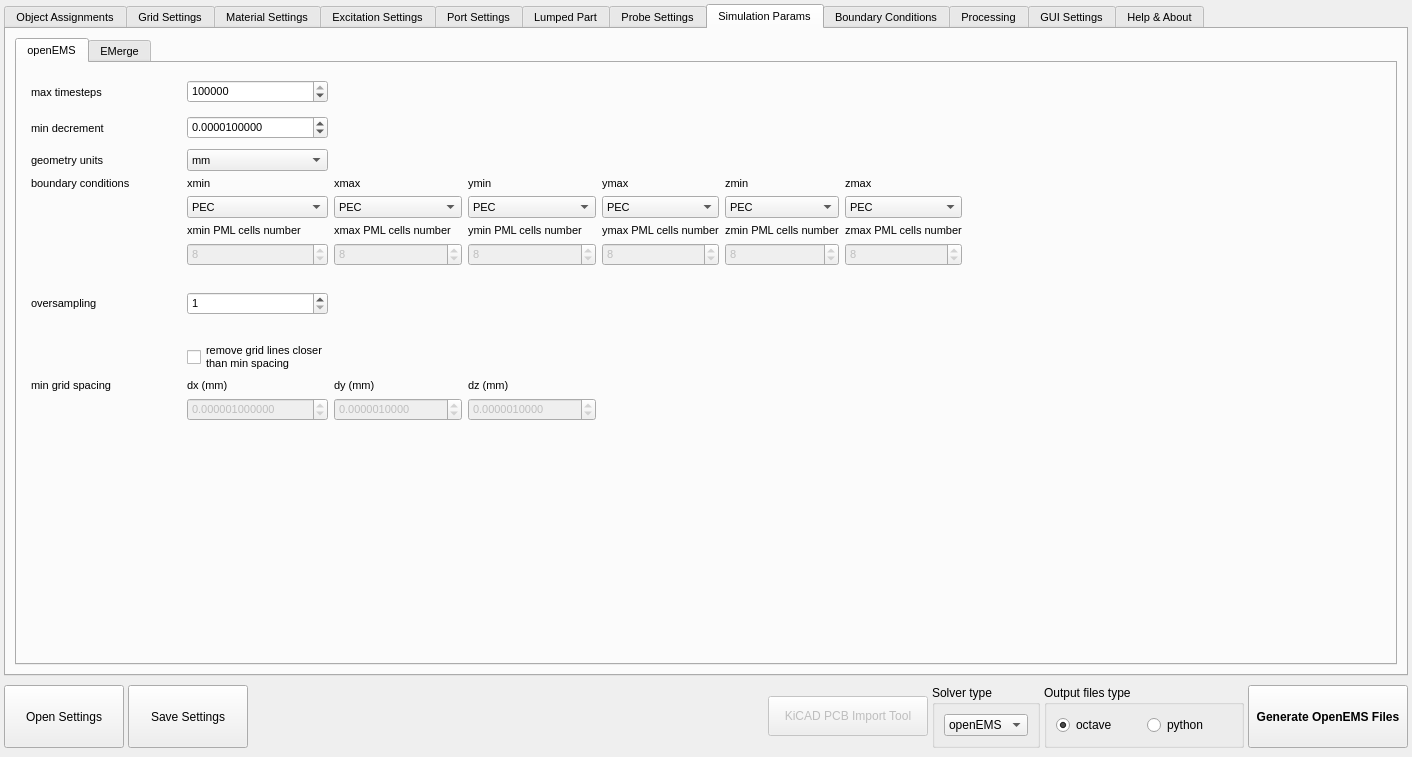
The window that ui/dialog_OpenEMS_Simulation_Creator.ui (LubomirJagos42/FreeCAD-OpenEMS-Export) describes before a commit, drawn with Qt 5.
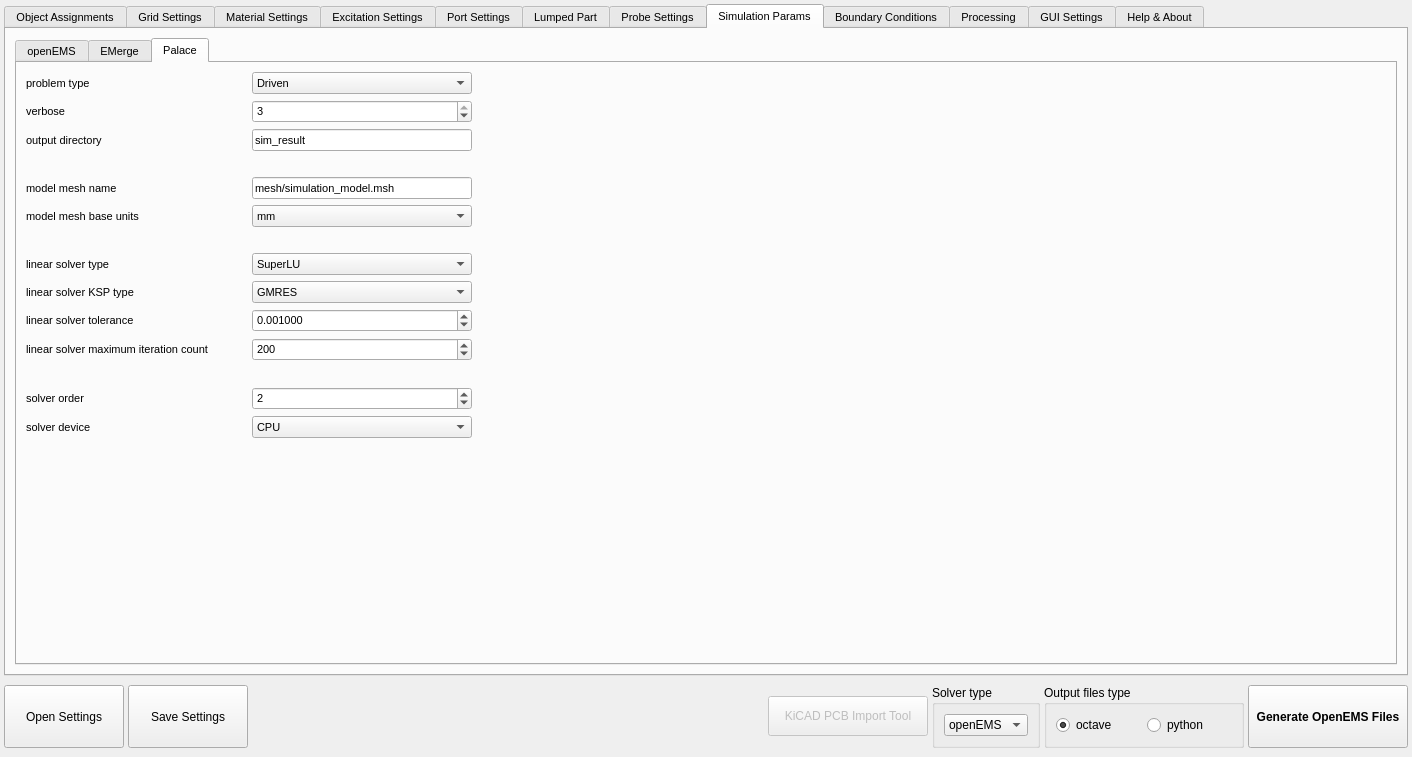
The same window after the commit. The open tabs and pages were chosen to show the change.

Commit message: added palace solver script generator to project, this is now experimental and it's just for myself to have some skeelton script code generator and to test if fem settings for emerge can be used also for palace just to compare models and relieve from manual transcripting model from emerge to palace to simulate

```diff
--- a/ui/dialog_OpenEMS_Simulation_Creator.ui
+++ b/ui/dialog_OpenEMS_Simulation_Creator.ui
@@ -7468,6 +7468,473 @@
                </item>
               </layout>
              </widget>
+             <widget class="QWidget" name="simulationParamsTab_tabWidget_palaceTab">
+              <attribute name="title">
+               <string>Palace</string>
+              </attribute>
+              <layout class="QGridLayout" name="gridLayout_27">
+               <item row="8" column="0">
+                <widget class="QLabel" name="label_151">
+                 <property name="minimumSize">
+                  <size>
+                   <width>220</width>
+                   <height>0</height>
+                  </size>
+                 </property>
+                 <property name="text">
+                  <string>linear solver KSP type</string>
+                 </property>
+                </widget>
+               </item>
+               <item row="1" column="0">
+                <widget class="QLabel" name="label_146">
+                 <property name="minimumSize">
+                  <size>
+                   <width>220</width>
+                   <height>0</height>
+                  </size>
+                 </property>
+                 <property name="text">
+                  <string>verbose</string>
+                 </property>
+                </widget>
+               </item>
+               <item row="2" column="1">
+                <widget class="QLineEdit" name="simParamsOutputDirectory_palace">
+                 <property name="sizePolicy">
+                  <sizepolicy hsizetype="Preferred" vsizetype="Fixed">
+                   <horstretch>0</horstretch>
+                   <verstretch>0</verstretch>
+                  </sizepolicy>
+                 </property>
+                 <property name="minimumSize">
+                  <size>
+                   <width>220</width>
+                   <height>0</height>
+                  </size>
+                 </property>
+                 <property name="text">
+                  <string>sim_result</string>
+                 </property>
+                </widget>
+               </item>
+               <item row="4" column="1">
+                <widget class="QLineEdit" name="simParamsModelMeshName_palace">
+                 <property name="sizePolicy">
+                  <sizepolicy hsizetype="Preferred" vsizetype="Fixed">
+                   <horstretch>0</horstretch>
+                   <verstretch>0</verstretch>
+                  </sizepolicy>
+                 </property>
+                 <property name="minimumSize">
+                  <size>
+                   <width>220</width>
+                   <height>0</height>
+                  </size>
+                 </property>
+                 <property name="text">
+                  <string>mesh/simulation_model.msh</string>
+                 </property>
+                 <property name="placeholderText">
+                  <string/>
+                 </property>
+                </widget>
+               </item>
+               <item row="12" column="0">
+                <widget class="QLabel" name="label_154">
+                 <property name="minimumSize">
+                  <size>
+                   <width>220</width>
+                   <height>0</height>
+                  </size>
+                 </property>
+                 <property name="text">
+                  <string>solver order</string>
+                 </property>
+                </widget>
+               </item>
+               <item row="1" column="1">
+                <widget class="QSpinBox" name="simParamsVerbose_palace">
+                 <property name="minimum">
+                  <number>1</number>
+                 </property>
+                 <property name="maximum">
+                  <number>3</number>
+                 </property>
+                 <property name="value">
+                  <number>3</number>
+                 </property>
+                </widget>
+               </item>
+               <item row="2" column="0">
+                <widget class="QLabel" name="label_147">
+                 <property name="minimumSize">
+                  <size>
+                   <width>220</width>
+                   <height>0</height>
+                  </size>
+                 </property>
+                 <property name="text">
+                  <string>output directory</string>
+                 </property>
+                </widget>
+               </item>
+               <item row="7" column="0">
+                <widget class="QLabel" name="label_150">
+                 <property name="minimumSize">
+                  <size>
+                   <width>220</width>
+                   <height>0</height>
+                  </size>
+                 </property>
+                 <property name="text">
+                  <string>linear solver type</string>
+                 </property>
+                </widget>
+               </item>
+               <item row="0" column="2">
+                <spacer name="horizontalSpacer_58">
+                 <property name="orientation">
+                  <enum>Qt::Orientation::Horizontal</enum>
+                 </property>
+                 <property name="sizeHint" stdset="0">
+                  <size>
+                   <width>40</width>
+                   <height>20</height>
+                  </size>
+                 </property>
+                </spacer>
+               </item>
+               <item row="4" column="0">
+                <widget class="QLabel" name="label_148">
+                 <property name="minimumSize">
+                  <size>
+                   <width>220</width>
+                   <height>0</height>
+                  </size>
+                 </property>
+                 <property name="text">
+                  <string>model mesh name</string>
+                 </property>
+                </widget>
+               </item>
+               <item row="11" column="0">
+                <spacer name="verticalSpacer_44">
+                 <property name="orientation">
+                  <enum>Qt::Orientation::Vertical</enum>
+                 </property>
+                 <property name="sizeType">
+                  <enum>QSizePolicy::Policy::Preferred</enum>
+                 </property>
+                 <property name="sizeHint" stdset="0">
+                  <size>
+                   <width>20</width>
+                   <height>20</height>
+                  </size>
+                 </property>
+                </spacer>
+               </item>
+               <item row="3" column="0">
+                <spacer name="verticalSpacer_42">
+                 <property name="orientation">
+                  <enum>Qt::Orientation::Vertical</enum>
+                 </property>
+                 <property name="sizeType">
+                  <enum>QSizePolicy::Policy::Preferred</enum>
+                 </property>
+                 <property name="sizeHint" stdset="0">
+                  <size>
+                   <width>20</width>
+                   <height>20</height>
+                  </size>
+                 </property>
+                </spacer>
+               </item>
+               <item row="5" column="1">
+                <widget class="QComboBox" name="simParamsModelMeshBaseUnits_palace">
+                 <property name="currentIndex">
+                  <number>2</number>
+                 </property>
+                 <item>
+                  <property name="text">
+                   <string>m</string>
+                  </property>
+                 </item>
+                 <item>
+                  <property name="text">
+                   <string>cm</string>
+                  </property>
+                 </item>
+                 <item>
+                  <property name="text">
+                   <string>mm</string>
+                  </property>
+                 </item>
+                 <item>
+                  <property name="text">
+                   <string>um</string>
+                  </property>
+                 </item>
+                 <item>
+                  <property name="text">
+                   <string>nm</string>
+                  </property>
+                 </item>
+                 <item>
+                  <property name="text">
+                   <string>pm</string>
+                  </property>
+                 </item>
+                </widget>
+               </item>
+               <item row="10" column="0">
+                <widget class="QLabel" name="label_153">
+                 <property name="minimumSize">
+                  <size>
+                   <width>220</width>
+                   <height>0</height>
+                  </size>
+                 </property>
+                 <property name="text">
+                  <string>linear solver maximum iteration count</string>
+                 </property>
+                </widget>
+               </item>
+               <item row="5" column="0">
+                <widget class="QLabel" name="label_149">
+                 <property name="minimumSize">
+                  <size>
+                   <width>220</width>
+                   <height>0</height>
+                  </size>
+                 </property>
+                 <property name="text">
+                  <string>model mesh base units</string>
+                 </property>
+                </widget>
+               </item>
+               <item row="0" column="0">
+                <widget class="QLabel" name="label_145">
+                 <property name="minimumSize">
+                  <size>
+                   <width>220</width>
+                   <height>0</height>
+                  </size>
+                 </property>
+                 <property name="text">
+                  <string>problem type</string>
+                 </property>
+                </widget>
+               </item>
+               <item row="9" column="0">
+                <widget class="QLabel" name="label_152">
+                 <property name="minimumSize">
+                  <size>
+                   <width>220</width>
+                   <height>0</height>
+                  </size>
+                 </property>
+                 <property name="text">
+                  <string>linear solver tolerance</string>
+                 </property>
+                </widget>
+               </item>
+               <item row="6" column="0">
+                <spacer name="verticalSpacer_43">
+                 <property name="orientation">
+                  <enum>Qt::Orientation::Vertical</enum>
+                 </property>
+                 <property name="sizeType">
+                  <enum>QSizePolicy::Policy::Preferred</enum>
+                 </property>
+                 <property name="sizeHint" stdset="0">
+                  <size>
+                   <width>20</width>
+                   <height>20</height>
+                  </size>
+                 </property>
+                </spacer>
+               </item>
+               <item row="14" column="0">
+                <spacer name="verticalSpacer_41">
+                 <property name="orientation">
+                  <enum>Qt::Orientation::Vertical</enum>
+                 </property>
+                 <property name="sizeHint" stdset="0">
+                  <size>
+                   <width>20</width>
+                   <height>40</height>
+                  </size>
+                 </property>
+                </spacer>
+               </item>
+               <item row="0" column="1">
+                <widget class="QComboBox" name="simParamsSimulationTypeList_palace">
+                 <item>
+                  <property name="text">
+                   <string>Driven</string>
+                  </property>
+                 </item>
+                 <item>
+                  <property name="text">
+                   <string>Transient</string>
+                  </property>
+                 </item>
+                 <item>
+                  <property name="text">
+                   <string>Electrostatic</string>
+                  </property>
+                 </item>
+                 <item>
+                  <property name="text">
+                   <string>Magnetostatic</string>
+                  </property>
+                 </item>
+                 <item>
+                  <property name="text">
+                   <string>Eigenmode</string>
+                  </property>
+                 </item>
+                </widget>
+               </item>
+               <item row="13" column="0">
+                <widget class="QLabel" name="label_164">
+                 <property name="minimumSize">
+                  <size>
+                   <width>220</width>
+                   <height>0</height>
+                  </size>
+                 </property>
+                 <property name="text">
+                  <string>solver device</string>
+                 </property>
+                </widget>
+               </item>
+               <item row="7" column="1">
+                <widget class="QComboBox" name="simParamsLinearSolverType_palace">
+                 <property name="currentIndex">
+                  <number>0</number>
+                 </property>
+                 <item>
+                  <property name="text">
+                   <string>SuperLU</string>
+                  </property>
+                 </item>
+                 <item>
+                  <property name="text">
+                   <string>STRUMPACK</string>
+                  </property>
+                 </item>
+                 <item>
+                  <property name="text">
+                   <string>MUMPS</string>
+                  </property>
+                 </item>
+                 <item>
+                  <property name="text">
+                   <string>AMS</string>
+                  </property>
+                 </item>
+                 <item>
+                  <property name="text">
+                   <string>BoomerAMG</string>
+                  </property>
+                 </item>
+                 <item>
+                  <property name="text">
+                   <string>Jacobi</string>
+                  </property>
+                 </item>
+                </widget>
+               </item>
+               <item row="13" column="1">
+                <widget class="QComboBox" name="simParamsSolverDevice_palace">
+                 <property name="currentIndex">
+                  <number>0</number>
+                 </property>
+                 <item>
+                  <property name="text">
+                   <string>CPU</string>
+                  </property>
+                 </item>
+                 <item>
+                  <property name="text">
+                   <string>GPU</string>
+                  </property>
+                 </item>
+                 <item>
+                  <property name="text">
+                   <string>Debug</string>
+                  </property>
+                 </item>
+                </widget>
+               </item>
+               <item row="8" column="1">
+                <widget class="QComboBox" name="simParamsLinearSolverKSPType_palace">
+                 <property name="currentIndex">
+                  <number>0</number>
+                 </property>
+                 <item>
+                  <property name="text">
+                   <string>GMRES</string>
+                  </property>
+                 </item>
+                 <item>
+                  <property name="text">
+                   <string>FGMRES</string>
+                  </property>
+                 </item>
+                 <item>
+                  <property name="text">
+                   <string>CG</string>
+                  </property>
+                 </item>
+                </widget>
+               </item>
+               <item row="12" column="1">
+                <widget class="QSpinBox" name="simParamsLinearSolverOrder_palace">
+                 <property name="minimum">
+                  <number>1</number>
+                 </property>
+                 <property name="maximum">
+                  <number>3</number>
+                 </property>
+                 <property name="value">
+                  <number>2</number>
+                 </property>
+                </widget>
+               </item>
+               <item row="9" column="1">
+                <widget class="QDoubleSpinBox" name="simParamsLinearSolverTolerance_palace">
+                 <property name="decimals">
+                  <number>6</number>
+                 </property>
+                 <property name="maximum">
+                  <double>1.000000000000000</double>
+                 </property>
+                 <property name="singleStep">
+                  <double>0.001000000000000</double>
+                 </property>
+                 <property name="value">
+                  <double>0.001000000000000</double>
+                 </property>
+                </widget>
+               </item>
+               <item row="10" column="1">
+                <widget class="QSpinBox" name="simParamsLinearSolverMaximumIterationCount_palace">
+                 <property name="minimum">
+                  <number>1</number>
+                 </property>
+                 <property name="maximum">
+                  <number>1000000</number>
+                 </property>
+                 <property name="value">
+                  <number>200</number>
+                 </property>
+                </widget>
+               </item>
+              </layout>
+             </widget>
             </widget>
            </item>
           </layout>
```
Left out of the diff: 7 changed lines with no effect on the pictures. The commit also changes 2 other files.
